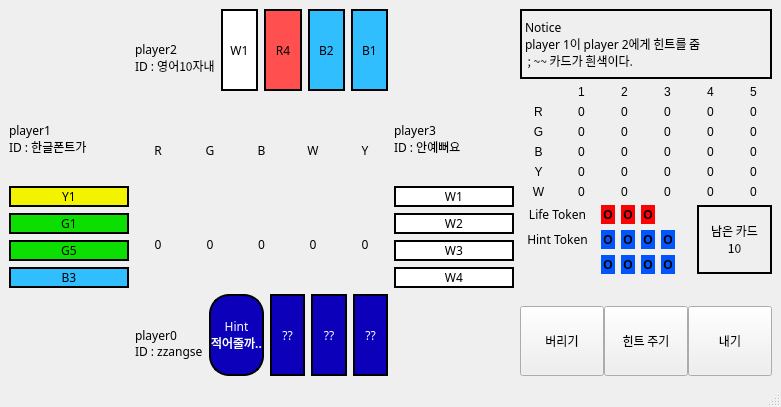
Old version of the form GUI/HanabiAlpha.ui in the repository woo96923/Hanabi.
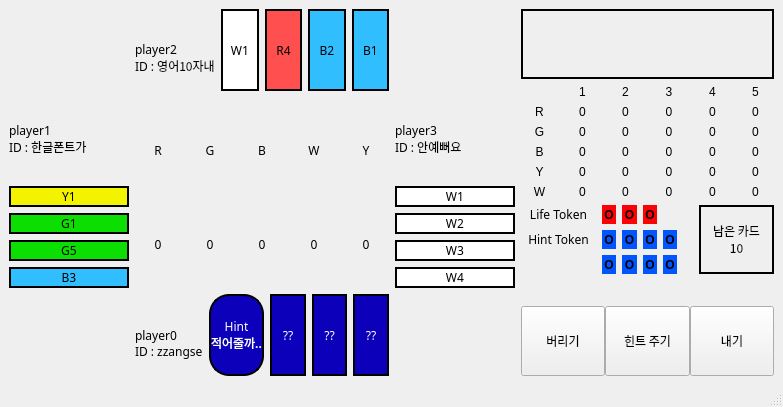
New version of the form.

Commit message: game info notice update

Patch:
```diff
--- a/GUI/HanabiAlpha.ui
+++ b/GUI/HanabiAlpha.ui
@@ -6,7 +6,7 @@
    <rect>
     <x>0</x>
     <y>0</y>
-    <width>781</width>
+    <width>783</width>
     <height>407</height>
    </rect>
   </property>
@@ -618,9 +618,7 @@
 border-color : rgb(0, 0, 0)</string>
             </property>
             <property name="text">
-             <string>Notice
-player 1이 player 2에게 힌트를 줌 
- ; ~~ 카드가 흰색이다.</string>
+             <string/>
             </property>
            </widget>
           </item>
```
Left out of the diff: 2 changed lines with no effect on the pictures. The commit also changes 3 other files.
